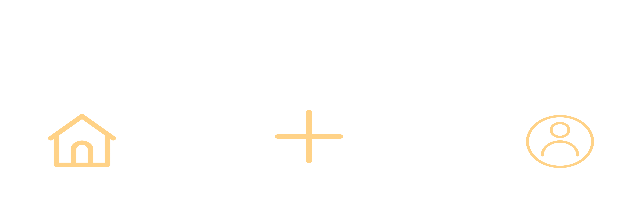
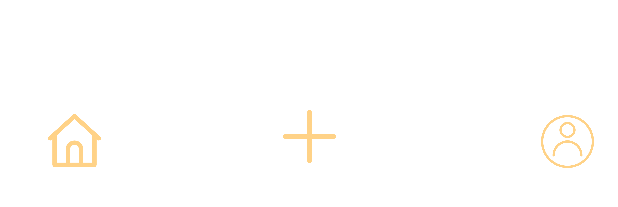
Before and after one commit to SeeLook18/SeeLook, an Android app: the layout activity_home_.xml on its own in the app's theme, with its tools: preview values and no code run, on a phone screen of 412 x 824 dp. Shown: the part 1013-1220 px from the top of the screen. Run offline under Robolectric (Android 15) with nearby library versions, the phone set to English and light mode, and no system bars.

Commit message:
이모티콘

```diff
--- a/app/src/main/res/layout/activity_home_.xml
+++ b/app/src/main/res/layout/activity_home_.xml
@@ -114,7 +114,7 @@
 
     <Button
         android:id="@+id/home_btn"
-        android:layout_width="45dp"
+        android:layout_width="35dp"
         android:layout_height="35dp"
         android:layout_marginStart="32dp"
         android:layout_marginLeft="32dp"
@@ -127,7 +127,7 @@
 
     <Button
         android:id="@+id/upload_btn"
-        android:layout_width="45dp"
+        android:layout_width="35dp"
         android:layout_height="35dp"
         android:background="@drawable/upload"
         android:textColor="#FFD186"
@@ -139,14 +139,14 @@
 
     <Button
         android:id="@+id/profile_btn"
-        android:layout_width="45dp"
+        android:layout_width="35dp"
         android:layout_height="35dp"
         android:layout_marginTop="41dp"
         android:background="@drawable/profile"
         android:textColor="#FFD186"
         app:layout_constraintBottom_toBottomOf="parent"
         app:layout_constraintEnd_toEndOf="parent"
-        app:layout_constraintHorizontal_bias="0.956"
+        app:layout_constraintHorizontal_bias="0.957"
         app:layout_constraintStart_toStartOf="parent"
         app:layout_constraintTop_toBottomOf="@+id/scrollView2"
         app:layout_constraintVertical_bias="0.075" />
```
Also changed, not shown: app/src/main/res/layout/activity_worldwide.xml (+8 -3 lines).
